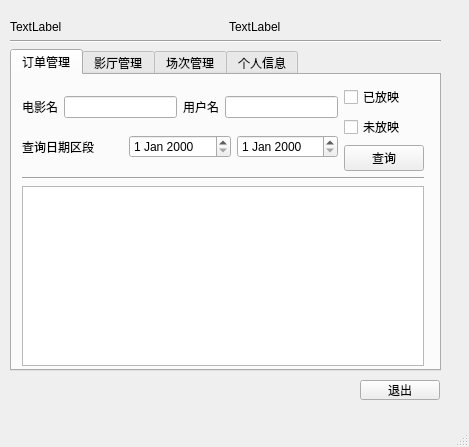
The window that adminmainwindow.ui (SillyPasty/Movie_Management) describes before a commit, drawn with Qt 5.
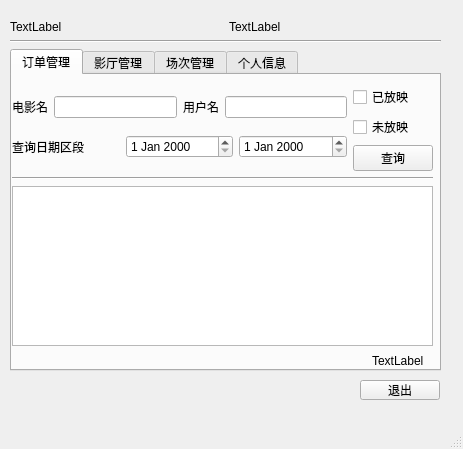
The same window after the commit. The open tabs and pages were chosen to show the change.

Patch:
```diff
--- a/adminmainwindow.ui
+++ b/adminmainwindow.ui
@@ -6,8 +6,8 @@
    <rect>
     <x>0</x>
     <y>0</y>
-    <width>469</width>
-    <height>447</height>
+    <width>463</width>
+    <height>449</height>
    </rect>
   </property>
   <property name="windowTitle">
@@ -70,10 +70,10 @@
         <widget class="QWidget" name="layoutWidget">
          <property name="geometry">
           <rect>
-           <x>10</x>
+           <x>0</x>
            <y>10</y>
-           <width>402</width>
-           <height>281</height>
+           <width>421</width>
+           <height>261</height>
           </rect>
          </property>
          <layout class="QVBoxLayout" name="verticalLayout_5">
@@ -163,6 +163,19 @@
           </item>
          </layout>
         </widget>
+        <widget class="QLabel" name="label_totalIncome">
+         <property name="geometry">
+          <rect>
+           <x>360</x>
+           <y>280</y>
+           <width>54</width>
+           <height>12</height>
+          </rect>
+         </property>
+         <property name="text">
+          <string>TextLabel</string>
+         </property>
+        </widget>
        </widget>
        <widget class="QWidget" name="tab_towUp">
         <attribute name="title">
```
Left out of the diff: 20 changed lines with no effect on the pictures.
